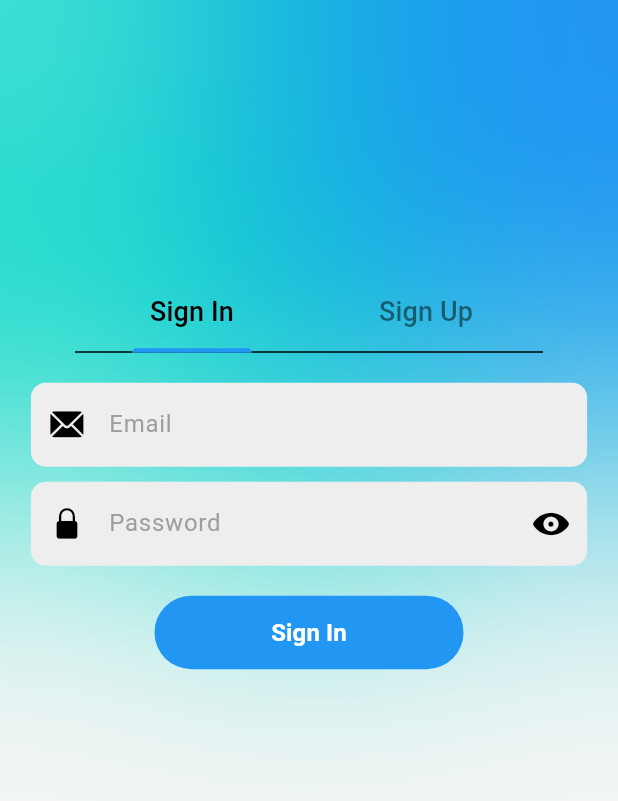
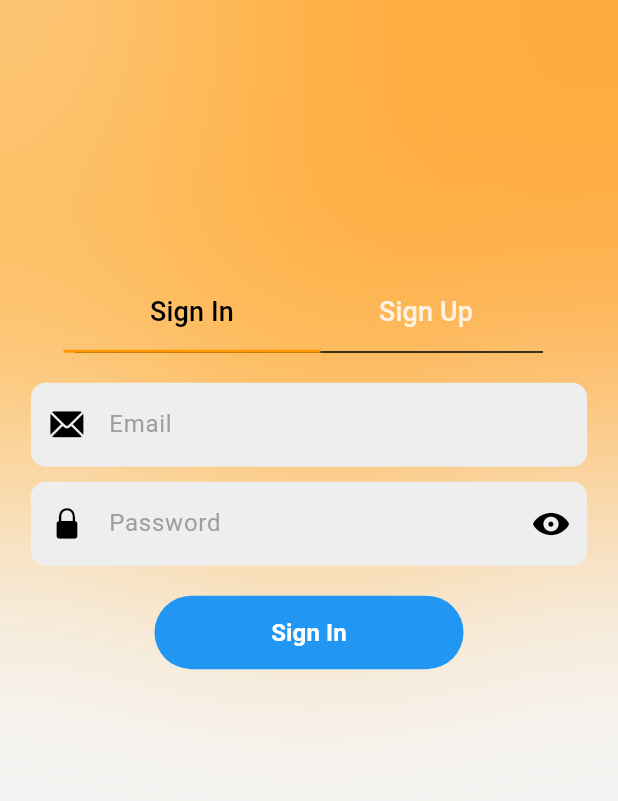
Before and after one commit to almeriinda/shop_app, a Flutter app: the screen it shows after launch, on a phone screen of 412 x 824 dp. Shown: the top 801 px of the screen. Run offline on Flutter 3.47's test engine with Material 3 defaults, Android fonts, the phone set to English and light mode, and no system bars; our stand-ins replace bloc, cloud_firestore, equatable, firebase_auth, firebase_core, flutter_bloc and 1 more; accounts and stored records are empty.

Commit message:
add alterações visuais - tela de login

```diff
--- a/lib/app.dart
+++ b/lib/app.dart
@@ -6,17 +6,18 @@ import 'app_view.dart';
 import 'blocs/authentication_bloc/authentication_bloc.dart';
 
 
-class  MyApp extends StatelessWidget {
+class MyApp extends StatelessWidget {
   final UserRepository userRepository;
   const MyApp(this.userRepository, {super.key});
 
   @override
   Widget build(BuildContext context) {
-    return RepositoryProvider<AuthenticationBloc>(
-      create: (context) => AuthenticationBloc(
-          userRepository: userRepository
+    return RepositoryProvider<UserRepository>(
+      create: (context) => userRepository,
+      child: BlocProvider<AuthenticationBloc>(
+        create: (context) => AuthenticationBloc(userRepository: userRepository),
+        child: const MyAppView(),
       ),
-      child: const MyAppView(),
     );
   }
 }
--- a/lib/app_view.dart
+++ b/lib/app_view.dart
@@ -25,11 +25,14 @@ class MyAppView extends StatelessWidget {
         builder: ((context, state){
           if(state.status == AuthenticationStatus.authenticated){
             return HomeScreen();
+          } else if (state.status == AuthenticationStatus.unauthenticated) {
+            return WelcomeScreen();
           } else {
             return WelcomeScreen();
           }
         }
         )
+
       ),
     );
   }
--- a/lib/main.dart
+++ b/lib/main.dart
@@ -7,6 +7,7 @@ import 'package:user_repository/user_repository.dart';
 import 'app.dart';
 
 void main() async{
+  WidgetsFlutterBinding.ensureInitialized();
   await Firebase.initializeApp();
   Bloc.observer = SimpleBlocObserver();
   runApp(MyApp(FirebaseUserRepo()));
--- a/lib/screens/auth/views/welcome_screen.dart
+++ b/lib/screens/auth/views/welcome_screen.dart
@@ -42,9 +42,9 @@ class _WelcomeScreenState extends State<WelcomeScreen> with TickerProviderStateM
                 child: Container(
                   height: MediaQuery.of(context).size.width,
                   width: MediaQuery.of(context).size.width,
-                  decoration: BoxDecoration(
-                      shape: BoxShape.circle,
-                      color: Theme.of(context).colorScheme.tertiary
+                  decoration: const BoxDecoration(
+                    shape: BoxShape.circle,
+                    color: Color(0xFFFFB74D),
                   ),
                 ),
               ),
@@ -53,9 +53,9 @@ class _WelcomeScreenState extends State<WelcomeScreen> with TickerProviderStateM
                 child: Container(
                   height: MediaQuery.of(context).size.width / 1.3,
                   width: MediaQuery.of(context).size.width / 1.3,
-                  decoration: BoxDecoration(
-                      shape: BoxShape.circle,
-                      color: Theme.of(context).colorScheme.primary
+                  decoration: const BoxDecoration(
+                    shape: BoxShape.circle,
+                    color: Colors.orangeAccent,
                   ),
                 ),
               ),
@@ -73,8 +73,13 @@ class _WelcomeScreenState extends State<WelcomeScreen> with TickerProviderStateM
                         padding: const EdgeInsets.symmetric(horizontal: 50.0),
                         child: TabBar(
                           controller: tabController,
-                          unselectedLabelColor: Theme.of(context).colorScheme.onBackground.withOpacity(0.5),
+                          unselectedLabelColor: Colors.orange.shade50,
                           labelColor: Theme.of(context).colorScheme.onBackground,
+                          indicatorColor: Colors.orange,
+                          indicator: UnderlineTabIndicator(
+                            borderSide: BorderSide(color: Colors.orange, width: 2.0),
+                            insets: EdgeInsets.symmetric(horizontal: MediaQuery.of(context).size.width * 0.30),
+                          ),
                           tabs: const [
                             Padding(
                               padding: EdgeInsets.all(12.0),
```
